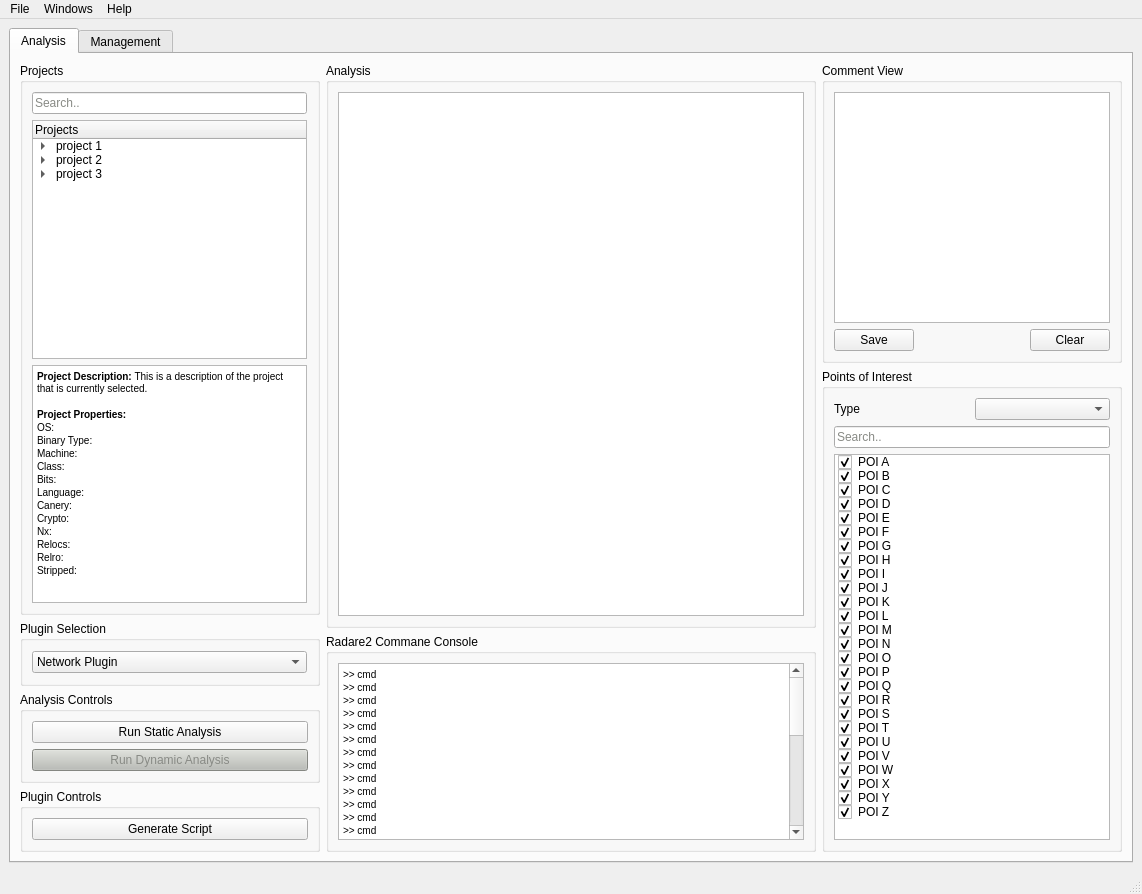
Before: the Qt Designer form src/GUI/ui_files/BATT5_GUI.ui in adalio0/BATT5, drawn with Qt 5.
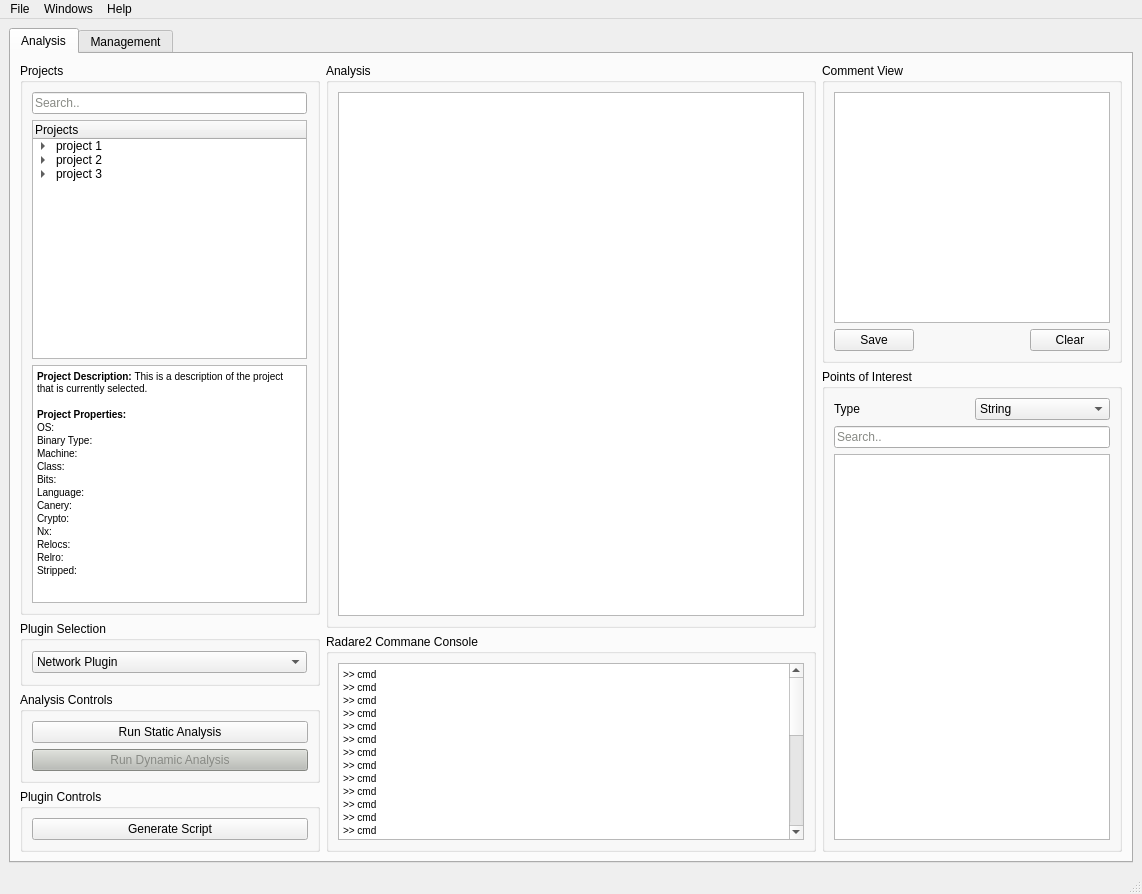
After: the same form once the commit is applied.

Commit message: edited POI dropdown

```diff
--- a/src/GUI/ui_files/BATT5_GUI.ui
+++ b/src/GUI/ui_files/BATT5_GUI.ui
@@ -477,7 +477,38 @@
                   </widget>
                  </item>
                  <item row="0" column="1">
-                  <widget class="QComboBox" name="poiType_dropdown"/>
+                  <widget class="QComboBox" name="poiType_dropdown">
+                   <item>
+                    <property name="text">
+                     <string>String</string>
+                    </property>
+                   </item>
+                   <item>
+                    <property name="text">
+                     <string>Variable</string>
+                    </property>
+                   </item>
+                   <item>
+                    <property name="text">
+                     <string>DLL</string>
+                    </property>
+                   </item>
+                   <item>
+                    <property name="text">
+                     <string>Function</string>
+                    </property>
+                   </item>
+                   <item>
+                    <property name="text">
+                     <string>Packet Protocol</string>
+                    </property>
+                   </item>
+                   <item>
+                    <property name="text">
+                     <string>Struct</string>
+                    </property>
+                   </item>
+                  </widget>
                  </item>
                 </layout>
                </item>
@@ -499,214 +530,6 @@
                    <height>0</height>
                   </size>
                  </property>
-                 <item>
-                  <property name="text">
-                   <string>POI A</string>
-                  </property>
-                  <property name="checkState">
-                   <enum>Checked</enum>
-                  </property>
-                 </item>
-                 <item>
-                  <property name="text">
-                   <string>POI B</string>
-                  </property>
-                  <property name="checkState">
-                   <enum>Checked</enum>
-                  </property>
-                 </item>
-                 <item>
-                  <property name="text">
-                   <string>POI C</string>
-                  </property>
-                  <property name="checkState">
-                   <enum>Checked</enum>
-                  </property>
-                 </item>
-                 <item>
-                  <property name="text">
-                   <string>POI D</string>
-                  </property>
-                  <property name="checkState">
-                   <enum>Checked</enum>
-                  </property>
-                 </item>
-                 <item>
-                  <property name="text">
-                   <string>POI E</string>
-                  </property>
-                  <property name="checkState">
-                   <enum>Checked</enum>
-                  </property>
-                 </item>
-                 <item>
-                  <property name="text">
-                   <string>POI F</string>
-                  </property>
-                  <property name="checkState">
-                   <enum>Checked</enum>
-                  </property>
-                 </item>
-                 <item>
-                  <property name="text">
-                   <string>POI G</string>
-                  </property>
-                  <property name="checkState">
-                   <enum>Checked</enum>
-                  </property>
-                 </item>
-                 <item>
-                  <property name="text">
-                   <string>POI H</string>
-                  </property>
-                  <property name="checkState">
-                   <enum>Checked</enum>
-                  </property>
-                 </item>
-                 <item>
-                  <property name="text">
-                   <string>POI I</string>
-                  </property>
-                  <property name="checkState">
-                   <enum>Checked</enum>
-                  </property>
-                 </item>
-                 <item>
-                  <property name="text">
-                   <string>POI J</string>
-                  </property>
-                  <property name="checkState">
-                   <enum>Checked</enum>
-                  </property>
-                 </item>
-                 <item>
-                  <property name="text">
-                   <string>POI K</string>
-                  </property>
-                  <property name="checkState">
-                   <enum>Checked</enum>
-                  </property>
-                 </item>
-                 <item>
-                  <property name="text">
-                   <string>POI L</string>
-                  </property>
-                  <property name="checkState">
-                   <enum>Checked</enum>
-                  </property>
-                 </item>
-                 <item>
-                  <property name="text">
-                   <string>POI M</string>
-                  </property>
-                  <property name="checkState">
-                   <enum>Checked</enum>
-                  </property>
-                 </item>
-                 <item>
-                  <property name="text">
-                   <string>POI N</string>
-                  </property>
-                  <property name="checkState">
-                   <enum>Checked</enum>
-                  </property>
-                 </item>
-                 <item>
-                  <property name="text">
-                   <string>POI O</string>
-                  </property>
-                  <property name="checkState">
-                   <enum>Checked</enum>
-                  </property>
-                 </item>
-                 <item>
-                  <property name="text">
-                   <string>POI P</string>
-                  </property>
-                  <property name="checkState">
-                   <enum>Checked</enum>
-                  </property>
-                 </item>
-                 <item>
-                  <property name="text">
-                   <string>POI Q</string>
-                  </property>
-                  <property name="checkState">
-                   <enum>Checked</enum>
-                  </property>
-                 </item>
-                 <item>
-                  <property name="text">
-                   <string>POI R</string>
-                  </property>
-                  <property name="checkState">
-                   <enum>Checked</enum>
-                  </property>
-                 </item>
-                 <item>
-                  <property name="text">
-                   <string>POI S</string>
-                  </property>
-                  <property name="checkState">
-                   <enum>Checked</enum>
-                  </property>
-                 </item>
-                 <item>
-                  <property name="text">
-                   <string>POI T</string>
-                  </property>
-                  <property name="checkState">
-                   <enum>Checked</enum>
-                  </property>
-                 </item>
-                 <item>
-                  <property name="text">
-                   <string>POI U</string>
-                  </property>
-                  <property name="checkState">
-                   <enum>Checked</enum>
-                  </property>
-                 </item>
-                 <item>
-                  <property name="text">
-                   <string>POI V</string>
-                  </property>
-                  <property name="checkState">
-                   <enum>Checked</enum>
-                  </property>
-                 </item>
-                 <item>
-                  <property name="text">
-                   <string>POI W</string>
-                  </property>
-                  <property name="checkState">
-                   <enum>Checked</enum>
-                  </property>
-                 </item>
-                 <item>
-                  <property name="text">
-                   <string>POI X</string>
-                  </property>
-                  <property name="checkState">
-                   <enum>Checked</enum>
-                  </property>
-                 </item>
-                 <item>
-                  <property name="text">
-                   <string>POI Y</string>
-                  </property>
-                  <property name="checkState">
-                   <enum>Checked</enum>
-                  </property>
-                 </item>
-                 <item>
-                  <property name="text">
-                   <string>POI Z</string>
-                  </property>
-                  <property name="checkState">
-                   <enum>Checked</enum>
-                  </property>
-                 </item>
                 </widget>
                </item>
               </layout>
```
Left out of the diff: 104 changed lines with no effect on the pictures. The commit also changes 1 other file.
